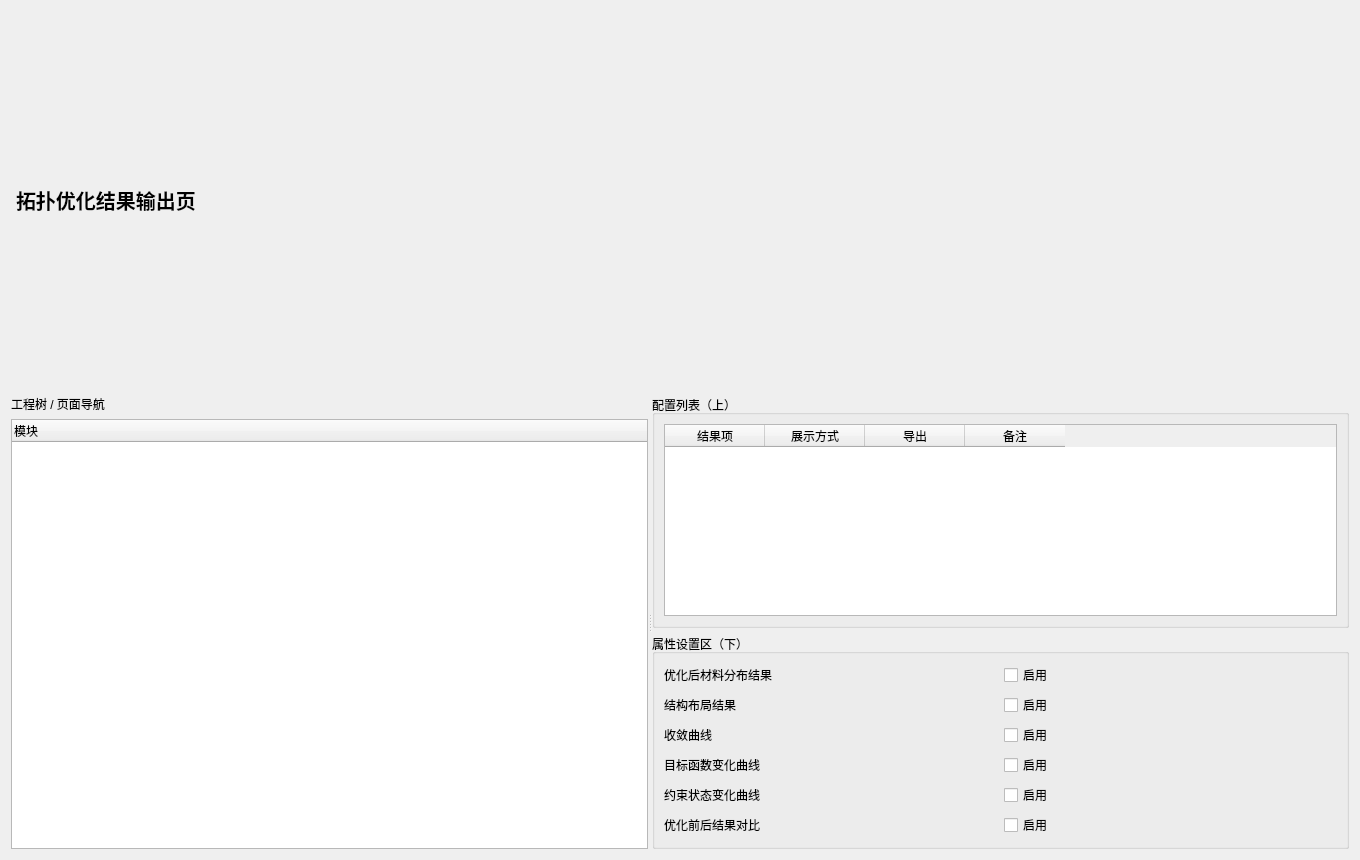
Old version of the form plugins/Base_Display/TopologyResultOutputPage.ui in the repository asd977/base_cae.
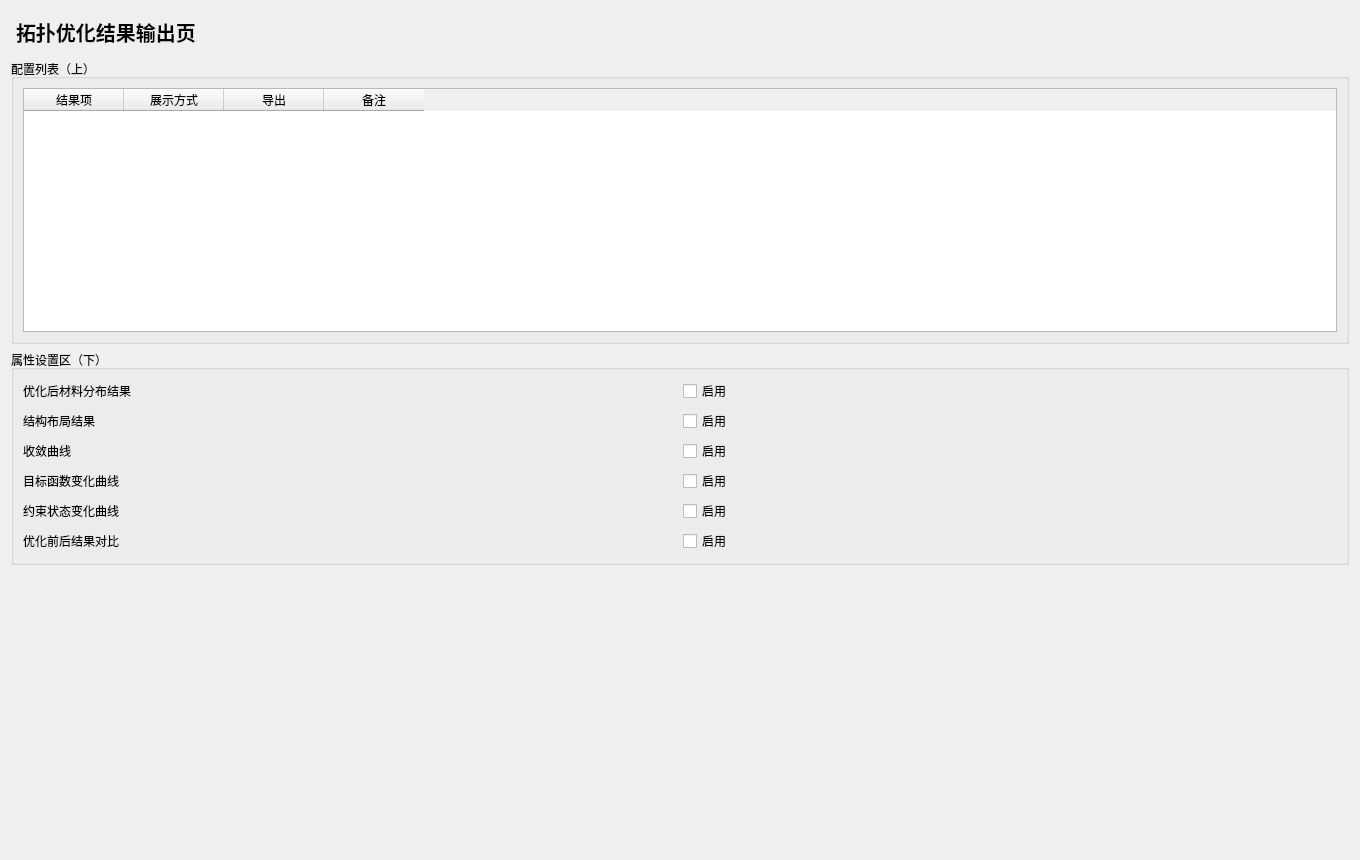
New version of the form.

Commit message: 按评审意见移除左侧导航并补充底部纵向弹簧

```diff
--- a/plugins/Base_Display/TopologyResultOutputPage.ui
+++ b/plugins/Base_Display/TopologyResultOutputPage.ui
@@ -6,17 +6,6 @@
   <layout class="QVBoxLayout" name="rootLayout">
    <item><widget class="QLabel" name="titleLabel"><property name="styleSheet"><string notr="true">font-size:20px;font-weight:700;padding:6px 0;</string></property><property name="text"><string>拓扑优化结果输出页</string></property></widget></item>
    <item>
-    <widget class="QSplitter" name="mainSplitter">
-     <property name="orientation"><enum>Qt::Horizontal</enum></property>
-     <widget class="QWidget" name="leftPanel">
-      <layout class="QVBoxLayout" name="leftLayout">
-       <item><widget class="QLabel" name="navTitle"><property name="text"><string>工程树 / 页面导航</string></property></widget></item>
-       <item><widget class="QTreeWidget" name="navTree"><column><property name="text"><string>模块</string></property></column></widget></item>
-      </layout>
-     </widget>
-     <widget class="QWidget" name="rightPanel">
-      <layout class="QVBoxLayout" name="rightLayout">
-       <item>
         <widget class="QGroupBox" name="listGroup"><property name="title"><string>配置列表（上）</string></property>
          <layout class="QVBoxLayout" name="listLayout">
           <item><widget class="QTableWidget" name="configTable">              <column><property name="text"><string>结果项</string></property></column>
@@ -45,9 +34,11 @@
          </layout>
         </widget>
        </item>
-      </layout>
-     </widget>
-    </widget>
+   <item>
+    <spacer name="verticalSpacer">
+     <property name="orientation"><enum>Qt::Vertical</enum></property>
+     <property name="sizeHint" stdset="0"><size><width>20</width><height>40</height></size></property>
+    </spacer>
    </item>
   </layout>
  </widget>
```
Left out of the diff: 3 changed lines with no effect on the pictures. Lines whose indentation alone changed are shown as unchanged. The commit also changes 23 other files.
